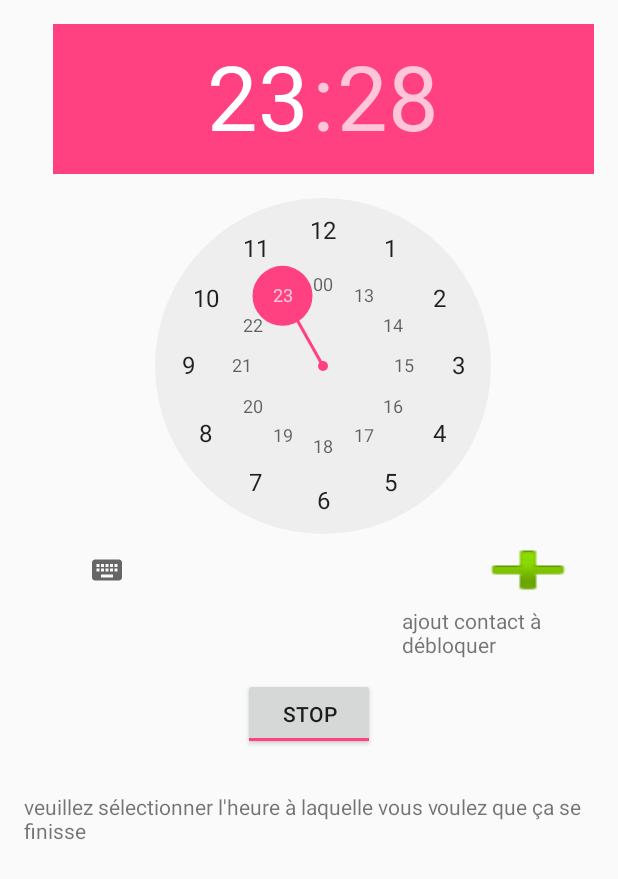
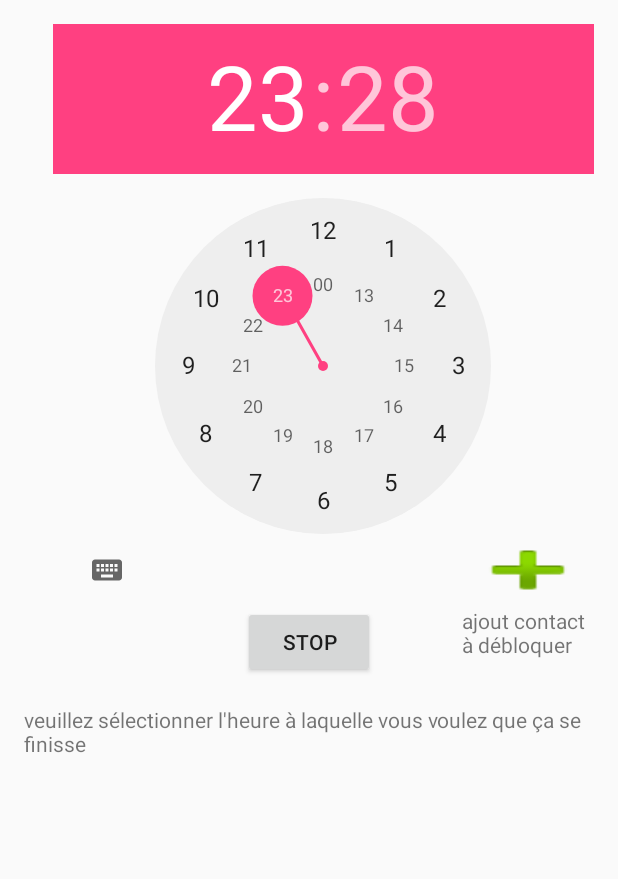
Before and after one commit to larako/INF4041_Dereydellet_Spanneut, an Android app: the screen it shows after launch (MainActivity), after a tap on "START", on a phone screen of 412 x 824 dp. Shown: the top 879 px of the screen. Run offline under Robolectric (Android 15) with nearby library versions, the phone set to English and light mode, and no system bars.

Commit message:
liaison boutton bdd

```diff
--- a/app/src/main/java/com/example/soka/inf4041_dereydellet_spanneut/MainActivity.java
+++ b/app/src/main/java/com/example/soka/inf4041_dereydellet_spanneut/MainActivity.java
@@ -39,7 +39,7 @@ public class MainActivity extends Activity {
     private Intent intent;
     private static MainActivity inst;
     private TextView alarmTextView;
-    private ToggleButton toggleButton;
+    private Button buttonStart;
     public boolean ispush=false;
     private NotificationManager alarmNotificationManager;
     private  TelephonyManager tel;
@@ -78,19 +78,20 @@ public class MainActivity extends Activity {
          tel = (TelephonyManager) getSystemService(Context.TELEPHONY_SERVICE);
         listen=new TeleListener(tel,audioManager);
 
-         toggleButton = (ToggleButton) findViewById(R.id.toggleButton);
+         buttonStart = (Button) findViewById(R.id.buttonStart);
         alarmManager = (AlarmManager) getSystemService(ALARM_SERVICE);
 
         /*
             Objet database
         */
         db = new DatabaseController(getApplicationContext());
-        //DatabaseController db = new DatabaseController();
-        //app_is_up = db.getSettingByName("block_status");
+        app_is_up = db.getSettingByName("block_status");
+        buttonStart.setText(app_is_up);
+        app_is_up=app_is_up.intern();
     }
 
     public void clickStart(View view) { //permet de start l'appli
-        if (((ToggleButton) view).isChecked()) {
+        if (app_is_up=="start") {
             setToast("activé");
             //Log.d("STATE", "STATUS BEFORE " + db.getSettingByName(("block_status")));
             //db.updateSettingByName("block_status", "started");
@@ -98,6 +99,9 @@ public class MainActivity extends Activity {
             //Log.d("STATE", "SHA1(toto) = " + APIClient.sha1("toto").toLowerCase());
             //Log.d("STATE", "Result: " + APIClient.getJSON("http://api.mobile.crashlab.org"));
             test();
+            db.updateSettingByName("block_status","stop");
+            app_is_up = db.getSettingByName("block_status");
+            app_is_up=app_is_up.intern();
             Calendar newTime = Calendar.getInstance(); // pour recuperer lheure
             mhour= newTime.get(Calendar.HOUR_OF_DAY);
             mDay = newTime.get(Calendar.DAY_OF_MONTH);
@@ -108,7 +112,7 @@ public class MainActivity extends Activity {
                 newTime.set(Calendar.DAY_OF_MONTH,mDay+1); //si l'heure choisit est inferieur a cl'heure actuelle alors on ajoute 1 au jour de l'alarme
             }
             ispush=true;
-            toggleButton.setText("stop");
+            buttonStart.setText(app_is_up);
             //TelephonyManager tel = (TelephonyManager) getSystemService(Context.TELEPHONY_SERVICE);
             tel.listen(listen, TeleListener.LISTEN_CALL_STATE); //bloque
             createNotification("blocage activé");
@@ -116,7 +120,6 @@ public class MainActivity extends Activity {
             alarmManager.set(AlarmManager.RTC, newTime.getTimeInMillis(), pendingIntent); //cree l'alarme uand c'est finit
 
         } else {
-            toggleButton.setText("start");
             cancel();
         }
     }
@@ -127,6 +130,10 @@ public class MainActivity extends Activity {
         //TelephonyManager tel = (TelephonyManager) getSystemService(Context.TELEPHONY_SERVICE);
         tel.listen(listen, TeleListener.LISTEN_NONE); //debloque
         //toggleButton.setText("Start");
+        db.updateSettingByName("block_status","start");
+        app_is_up = db.getSettingByName("block_status");
+        app_is_up=app_is_up.intern();
+        buttonStart.setText(app_is_up);
         createNotification("END");
         setToast("désactivé");
     }
@@ -162,6 +169,7 @@ public class MainActivity extends Activity {
                 String number = cursor.getString(column);
 
                 setToast("contact ajouté");
+                db.addNumber(number);
                 //db.updateSettingByName("phones",number);
                     //et la on ajoute ce numero à la liste des gens autorisés
             }
--- a/app/src/main/java/com/example/soka/inf4041_dereydellet_spanneut/SmsReceiver.java
+++ b/app/src/main/java/com/example/soka/inf4041_dereydellet_spanneut/SmsReceiver.java
@@ -15,7 +15,11 @@ public  class SmsReceiver extends BroadcastReceiver {
     @Override
     public void onReceive(Context context, Intent intent) {
         String MSG_TYPE=intent.getAction();
+        DatabaseController db;
+        db = new DatabaseController(context);
+        String app_is_up = db.getSettingByName("block_status");
         if(MSG_TYPE.equals("android.provider.Telephony.SMS_RECEIVED")) {
+            if (app_is_up=="stop") {
                 System.out.print("ca passe");
                 AudioManager audioManager = (AudioManager) context.getSystemService(Context.AUDIO_SERVICE);
                 AudioManager recupAudioManager = (AudioManager) context.getSystemService(Context.AUDIO_SERVICE);
@@ -25,15 +29,15 @@ public  class SmsReceiver extends BroadcastReceiver {
                 } catch (InterruptedException e) {
                     e.printStackTrace();
                 }
-            if (recupAudioManager.getRingerMode()==AudioManager.RINGER_MODE_VIBRATE)
+                if (recupAudioManager.getRingerMode() == AudioManager.RINGER_MODE_VIBRATE)
                     audioManager.setRingerMode(AudioManager.RINGER_MODE_VIBRATE);
 
-            if (recupAudioManager.getRingerMode()==AudioManager.RINGER_MODE_SILENT)
+                if (recupAudioManager.getRingerMode() == AudioManager.RINGER_MODE_SILENT)
                     audioManager.setRingerMode(AudioManager.RINGER_MODE_SILENT);
 
-            if (recupAudioManager.getRingerMode()==AudioManager.RINGER_MODE_SILENT)
+                if (recupAudioManager.getRingerMode() == AudioManager.RINGER_MODE_SILENT)
                     audioManager.setRingerMode(AudioManager.RINGER_MODE_SILENT);
-
+            }
         }
 
 
--- a/app/src/main/res/layout/activity_main.xml
+++ b/app/src/main/res/layout/activity_main.xml
@@ -29,41 +29,35 @@
         android:onClick="clickContact"
         android:background="@android:drawable/ic_input_add"
         android:elevation="21dp"
-        android:layout_above="@+id/toggleButton"
+        android:layout_above="@+id/textView"
         android:layout_alignParentRight="true"
         android:layout_alignParentEnd="true" />
+
+    <TextView
+        android:text="veuillez sélectionner l'heure à laquelle vous voulez que ça se finisse"
+        android:layout_width="wrap_content"
+        android:layout_height="wrap_content"
+        android:id="@+id/textView3"
+        android:layout_marginTop="66dp"
+        android:layout_below="@+id/plus"
+        android:layout_alignParentLeft="true"
+        android:layout_alignParentStart="true" />
 
     <TextView
         android:text="ajout contact à débloquer"
         android:layout_width="wrap_content"
         android:layout_height="wrap_content"
         android:id="@+id/textView"
-        android:layout_marginLeft="18dp"
-        android:layout_marginStart="18dp"
-        android:layout_below="@+id/plus"
-        android:layout_toRightOf="@+id/toggleButton"
-        android:layout_toEndOf="@+id/toggleButton" />
+        android:layout_below="@+id/alarmTimePicker"
+        android:layout_alignLeft="@+id/plus"
+        android:layout_alignStart="@+id/plus" />
 
-    <ToggleButton
-        android:text="ToggleButton"
+    <Button
         android:layout_width="wrap_content"
         android:layout_height="wrap_content"
-        android:id="@+id/toggleButton"
-        android:textOff="start"
-        android:textOn="stop"
-        android:onClick="clickStart"
+        android:id="@+id/buttonStart"
         android:layout_below="@+id/alarmTimePicker"
         android:layout_centerHorizontal="true"
-        android:layout_marginTop="48dp" />
-
-    <TextView
-        android:text="veuillez sélectionner l'heure à laquelle vous voulez que ça se finisse"
-        android:layout_width="wrap_content"
-        android:layout_height="wrap_content"
-        android:id="@+id/textView3"
-        android:layout_below="@+id/toggleButton"
-        android:layout_alignParentLeft="true"
-        android:layout_alignParentStart="true"
-        android:layout_marginTop="28dp" />
+        android:onClick="clickStart" />
 
 </RelativeLayout>
```
Also changed, not shown: 2 other files. Lines whose indentation alone changed are shown as unchanged.
